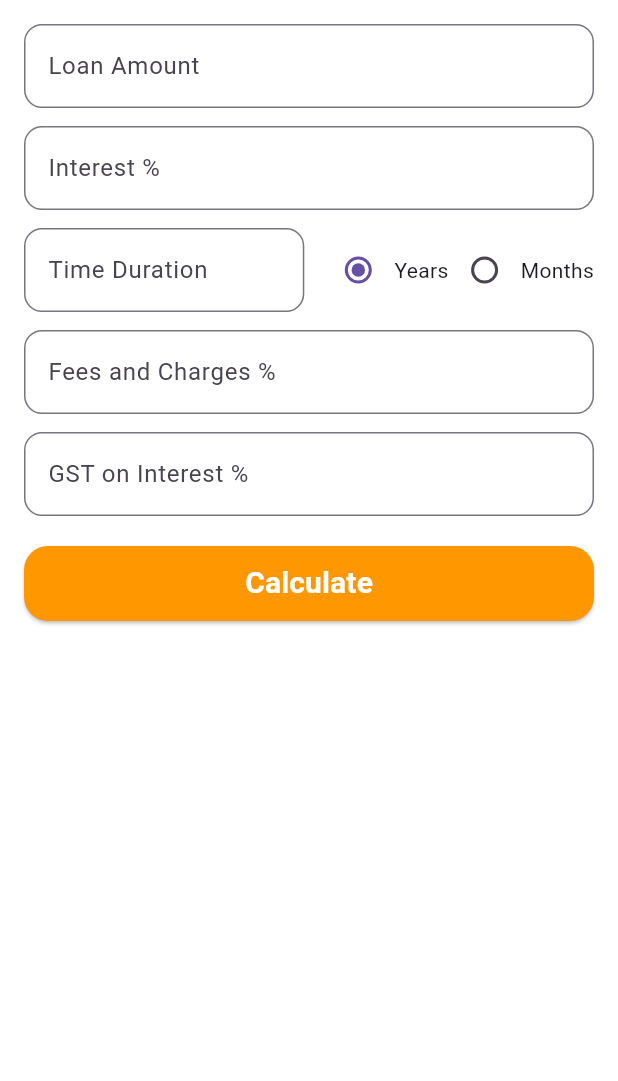
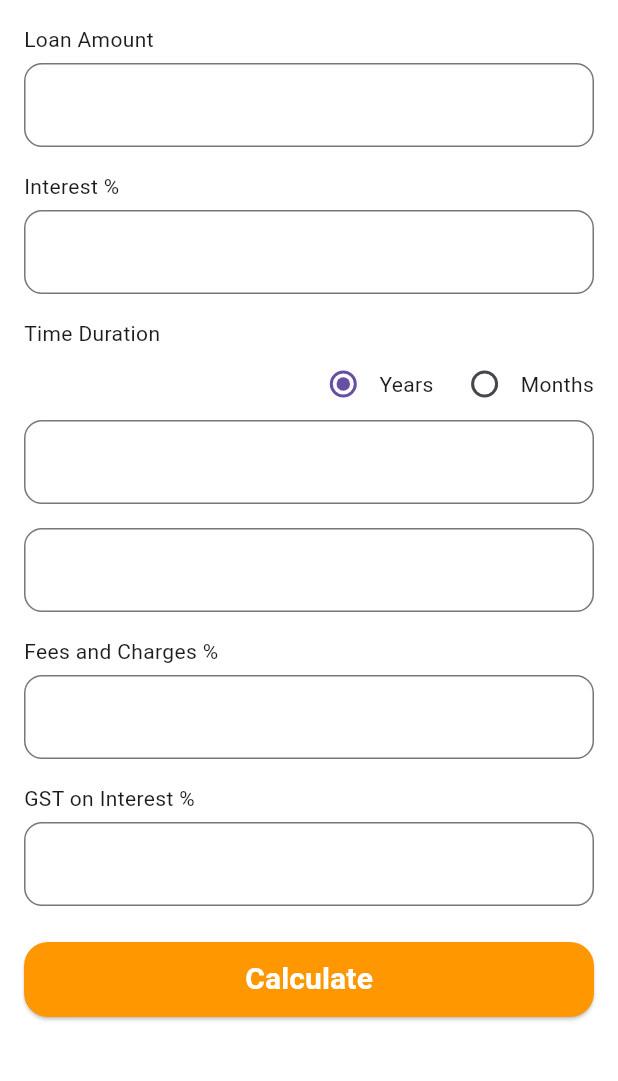
Before and after one commit to oluwafunkeroselyn/Calculator-App, a Flutter app: the AdvancedEmiCalculatorScreen screen opened by its route, on a phone screen of 412 x 824 dp, the part 84-1165 px from its top. Run offline on Flutter 3.47's test engine with Material 3 defaults, Android fonts, the phone set to English and light mode, and no system bars; our stand-ins replace get, math_expressions.

Commit message:
initial commit

```diff
--- a/calculator_app/lib/views/emi_calculator_screen.dart
+++ b/calculator_app/lib/views/emi_calculator_screen.dart
@@ -10,8 +10,7 @@ class AdvancedEmiCalculatorScreen extends StatelessWidget {
   Widget build(BuildContext context) {
     final controller = Get.put(EmiCalculatorController());
 
-    InputDecoration fieldDecoration(String label) => InputDecoration(
-          labelText: label,
+    InputDecoration fieldDecoration() => InputDecoration(
           border: OutlineInputBorder(
             borderRadius: BorderRadius.circular(12),
           ),
@@ -29,71 +28,86 @@ class AdvancedEmiCalculatorScreen extends StatelessWidget {
         padding: const EdgeInsets.all(16),
         child: SingleChildScrollView(
           child: Column(
+            crossAxisAlignment: CrossAxisAlignment.start,
             children: [
               // Loan Amount
+              const Text("Loan Amount"),
+              const SizedBox(height: 6),
               TextField(
-                decoration: fieldDecoration('Loan Amount'),
+                decoration: fieldDecoration(),
                 keyboardType: TextInputType.number,
                 onChanged: (val) => controller.loanAmount.value = val,
               ),
-              const SizedBox(height: 12),
+              const SizedBox(height: 16),
 
               // Interest %
+              const Text("Interest %"),
+              const SizedBox(height: 6),
               TextField(
-                decoration: fieldDecoration('Interest %'),
+                decoration: fieldDecoration(),
                 keyboardType: TextInputType.number,
                 onChanged: (val) => controller.rate.value = val,
               ),
-              const SizedBox(height: 12),
+              const SizedBox(height: 16),
 
-              // Time Duration + Years/Months toggle
-              Row(
-                children: [
-                  Expanded(
-                    child: TextField(
-                      decoration: fieldDecoration('Time Duration'),
-                      keyboardType: TextInputType.number,
-                      onChanged: (val) => controller.tenure.value = val,
-                    ),
-                  ),
-                  const SizedBox(width: 12),
+              // Time Duration with Years/Months
+             // Time Duration with Years/Months
+const Text("Time Duration"),
+// Radios row ABOVE the textfield (like in your screenshot)
 Obx(() => Row(
+  mainAxisAlignment: MainAxisAlignment.end,
       children: [
         Radio<String>(
           value: "Years",
           groupValue: controller.durationType.value,
-                            onChanged: (val) =>
-                                controller.durationType.value = val!,
+          onChanged: (val) => controller.durationType.value = val!,
         ),
         const Text("Years"),
+        const SizedBox(width: 10),
         Radio<String>(
           value: "Months",
           groupValue: controller.durationType.value,
-                            onChanged: (val) =>
-                                controller.durationType.value = val!,
+          onChanged: (val) => controller.durationType.value = val!,
         ),
         const Text("Months"),
       ],
     )),
-                ],
+
+// Duration input BELOW the radio buttons
+TextField(
+  decoration: fieldDecoration(),
+  keyboardType: TextInputType.number,
+  onChanged: (val) => controller.tenure.value = val,
 ),
-              const SizedBox(height: 12),
+const SizedBox(height: 16),
 
-              // Fees and Charges %
+              // Duration input
               TextField(
-                decoration: fieldDecoration('Fees and Charges %'),
+                decoration: fieldDecoration(),
+                keyboardType: TextInputType.number,
+                onChanged: (val) => controller.tenure.value = val,
+              ),
+              const SizedBox(height: 16),
+
+              // Fees
+              const Text("Fees and Charges %"),
+              const SizedBox(height: 6),
+              TextField(
+                decoration: fieldDecoration(),
                 keyboardType: TextInputType.number,
                 onChanged: (val) => controller.fees.value = val,
               ),
-              const SizedBox(height: 12),
+              const SizedBox(height: 16),
 
-              // GST %
+              // GST
+              const Text("GST on Interest %"),
+              const SizedBox(height: 6),
               TextField(
-                decoration: fieldDecoration('GST on Interest %'),
+                decoration: fieldDecoration(),
                 keyboardType: TextInputType.number,
                 onChanged: (val) => controller.gst.value = val,
               ),
-              const SizedBox(height: 20),
+              const SizedBox(height: 24),
 
               // Calculate Button
               ElevatedButton(
```
Lines whose indentation alone changed are shown as unchanged.
